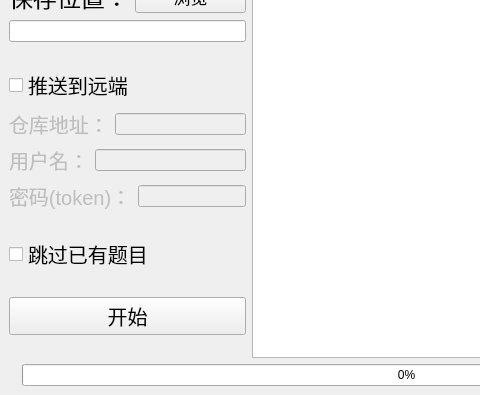
Lixuannan/Fish, file mainwindow.ui: the form before one commit; both pictures show x 0 to 480 and y 205 to 600 of the 800 by 600 pixel window.
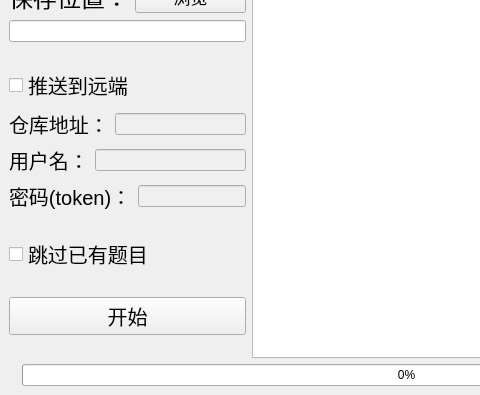
The form after the commit.

Diff of the .ui file:
```diff
--- a/mainwindow.ui
+++ b/mainwindow.ui
@@ -207,7 +207,7 @@
             <item>
              <widget class="QLabel" name="label_4">
               <property name="enabled">
-               <bool>false</bool>
+               <bool>true</bool>
               </property>
               <property name="sizePolicy">
                <sizepolicy hsizetype="Fixed" vsizetype="Preferred">
@@ -245,7 +245,7 @@
             <item>
              <widget class="QLabel" name="label_6">
               <property name="enabled">
-               <bool>false</bool>
+               <bool>true</bool>
               </property>
               <property name="sizePolicy">
                <sizepolicy hsizetype="Fixed" vsizetype="Preferred">
@@ -283,7 +283,7 @@
             <item>
              <widget class="QLabel" name="label_7">
               <property name="enabled">
-               <bool>false</bool>
+               <bool>true</bool>
               </property>
               <property name="sizePolicy">
                <sizepolicy hsizetype="Fixed" vsizetype="Preferred">
```
